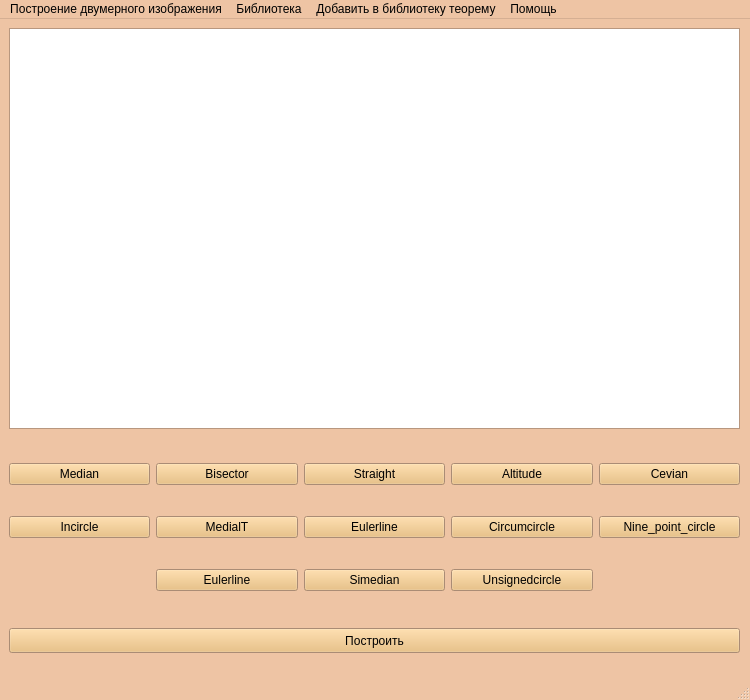
Strawberry-Ann/geometric, file untitled.ui: the form before one commit.
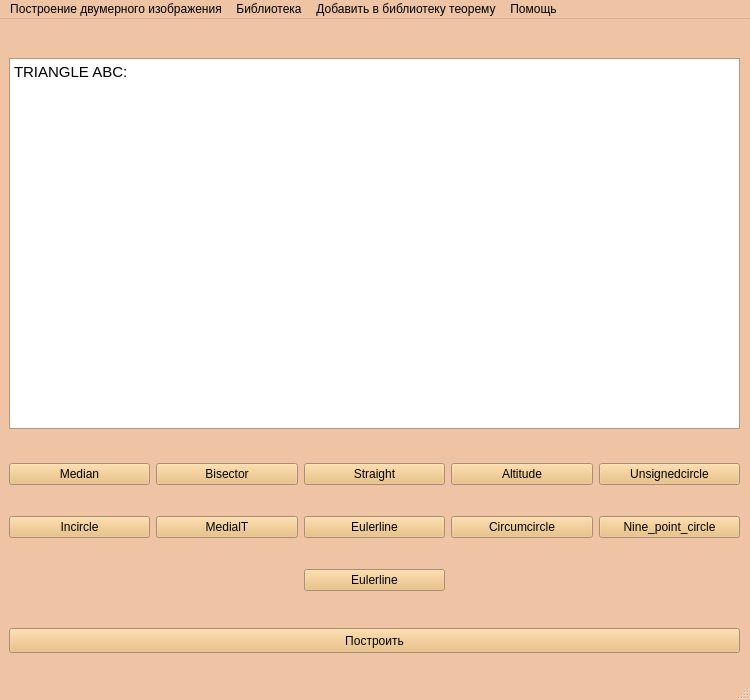
The form after the commit.

Commit message: убраны ненужные кнопки на форме

The edit to the form file:
```diff
--- a/untitled.ui
+++ b/untitled.ui
@@ -489,16 +489,6 @@
           </attribute>
          </widget>
         </item>
-        <item row="0" column="5">
-         <widget class="QPushButton" name="pushButton_13">
-          <property name="text">
-           <string>Сevian</string>
-          </property>
-          <attribute name="buttonGroup">
-           <string notr="true">clava</string>
-          </attribute>
-         </widget>
-        </item>
         <item row="0" column="2">
          <widget class="QPushButton" name="pushButton_4">
           <property name="text">
@@ -569,7 +559,7 @@
           </attribute>
          </widget>
         </item>
-        <item row="2" column="4">
+        <item row="0" column="5">
          <widget class="QPushButton" name="pushButton_9">
           <property name="text">
            <string>Unsignedcircle</string>
@@ -580,16 +570,6 @@
          </widget>
         </item>
         <item row="2" column="3">
-         <widget class="QPushButton" name="pushButton_6">
-          <property name="text">
-           <string>Simedian</string>
-          </property>
-          <attribute name="buttonGroup">
-           <string notr="true">clava</string>
-          </attribute>
-         </widget>
-        </item>
-        <item row="2" column="2">
          <widget class="QPushButton" name="pushButton_3">
           <property name="text">
            <string>Eulerline</string>
@@ -605,11 +585,22 @@
        <property name="geometry">
         <rect>
          <x>0</x>
-         <y>0</y>
+         <y>30</y>
          <width>731</width>
-         <height>401</height>
+         <height>371</height>
         </rect>
        </property>
+       <property name="readOnly">
+        <bool>true</bool>
+       </property>
+       <property name="html">
+        <string>&lt;!DOCTYPE HTML PUBLIC &quot;-//W3C//DTD HTML 4.0//EN&quot; &quot;http://www.w3.org/TR/REC-html40/strict.dtd&quot;&gt;
+&lt;html&gt;&lt;head&gt;&lt;meta name=&quot;qrichtext&quot; content=&quot;1&quot; /&gt;&lt;style type=&quot;text/css&quot;&gt;
+p, li { white-space: pre-wrap; }
+&lt;/style&gt;&lt;/head&gt;&lt;body style=&quot; font-family:'Ubuntu'; font-size:11pt; font-weight:400; font-style:normal;&quot;&gt;
+&lt;p style=&quot; margin-top:0px; margin-bottom:0px; margin-left:0px; margin-right:0px; -qt-block-indent:0; text-indent:0px;&quot;&gt;TRIANGLE ABC:&lt;/p&gt;
+&lt;p style=&quot;-qt-paragraph-type:empty; margin-top:0px; margin-bottom:0px; margin-left:0px; margin-right:0px; -qt-block-indent:0; text-indent:0px;&quot;&gt;&lt;br /&gt;&lt;/p&gt;&lt;/body&gt;&lt;/html&gt;</string>
+       </property>
       </widget>
       <widget class="QPushButton" name="pushButton_12">
        <property name="geometry">
```
Left out of the diff: 20 changed lines with no effect on the pictures.
